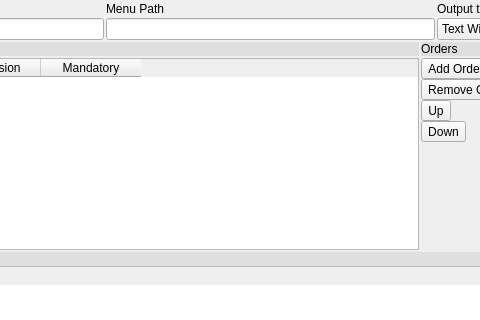
This is GUI/pgdbatool/querymodel.ui in marcotcal/PG-DBA-Tools as Qt 5 draws it before an edit; both pictures show x 380 to 860 and y 0 to 320 of the 1281 by 648 pixel window. The edited form follows.
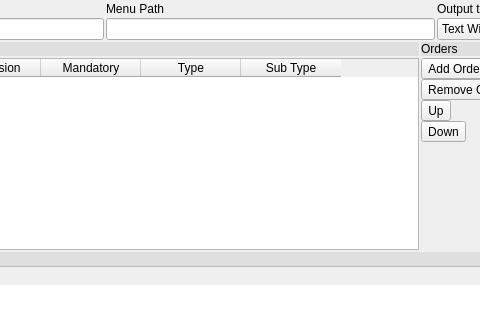
This is the edited form. Icons and pictures are not drawn. Custom widgets are drawn as their Qt base class.

The edit to the form file:
```diff
--- a/GUI/pgdbatool/querymodel.ui
+++ b/GUI/pgdbatool/querymodel.ui
@@ -257,6 +257,16 @@
              <string>Mandatory</string>
             </property>
            </column>
+           <column>
+            <property name="text">
+             <string>Type</string>
+            </property>
+           </column>
+           <column>
+            <property name="text">
+             <string>Sub Type</string>
+            </property>
+           </column>
           </widget>
          </item>
         </layout>
```
